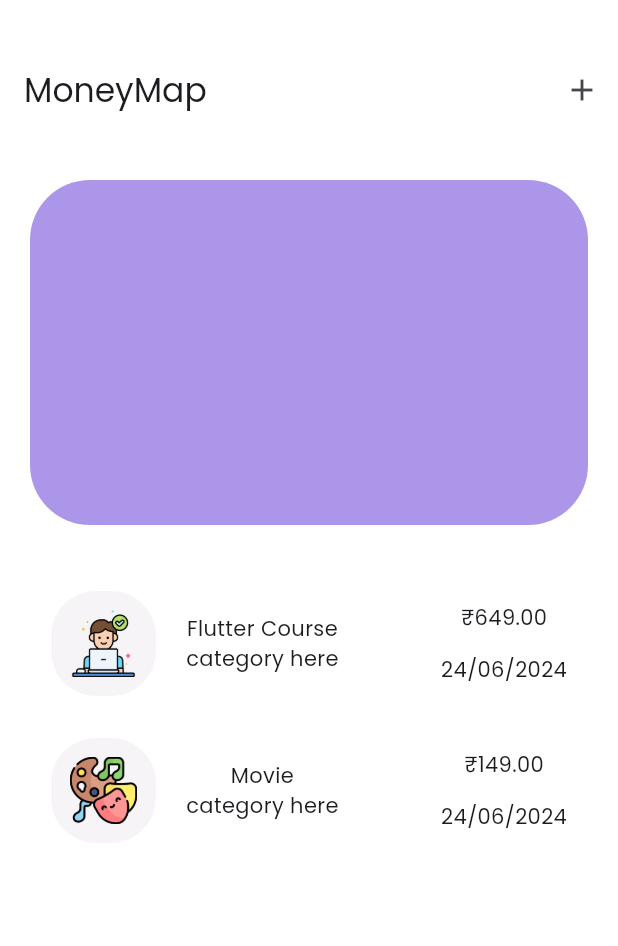
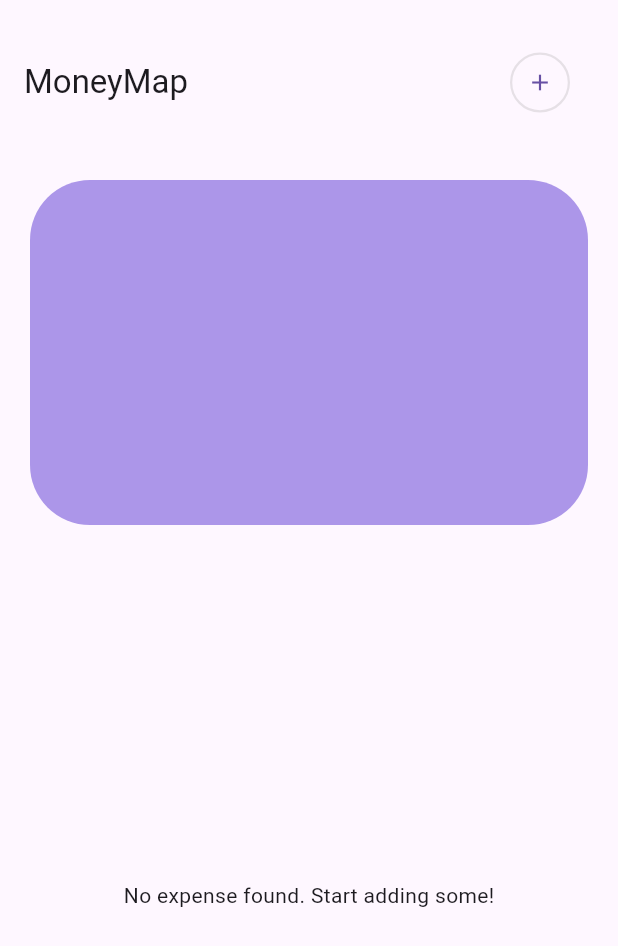
Before and after one commit to AbhishekPal634/expense_tracker, a Flutter app: the screen it shows after launch, on a phone screen of 412 x 824 dp. Shown: the top 946 px of the screen. Run offline on Flutter 3.47's test engine with Material 3 defaults, Android fonts, the phone set to English and light mode, and no system bars.

Commit message:
added all functionalities

```diff
--- a/lib/screens/expense_overlay.dart
+++ b/lib/screens/expense_overlay.dart
@@ -107,7 +107,7 @@ class _ExpenseOverlayState extends State<ExpenseOverlay> {
   @override
   Widget build(BuildContext context) {
     return Padding(
-      padding: const EdgeInsets.fromLTRB(30, 40, 30, 15),
+      padding: const EdgeInsets.symmetric(horizontal: 30, vertical: 15),
       child: Column(
         children: [
           IconButton(
--- a/lib/screens/home_page.dart
+++ b/lib/screens/home_page.dart
@@ -11,25 +11,34 @@ class HomePage extends StatefulWidget {
 }
 
 class _HomePageState extends State<HomePage> {
-  final List<Expense> _registeredExpense = [
-    Expense(
-      title: 'Flutter Course',
-      amount: 649,
-      category: Category.work,
-      date: DateTime.now(),
-    ),
-    Expense(
-      title: 'Movie',
-      amount: 149,
-      category: Category.leisure,
-      date: DateTime.now(),
-    ),
-  ];
+  final List<Expense> _registeredExpense = [];
 
   void _addExpense(Expense expense) {
     setState(() {
       _registeredExpense.add(expense);
     });
+  }
+
+  void _removeExpense(Expense expense) {
+    final expenseIndex = _registeredExpense.indexOf(expense);
+    setState(() {
+      _registeredExpense.remove(expense);
+    });
+    ScaffoldMessenger.of(context).clearSnackBars();
+    ScaffoldMessenger.of(context).showSnackBar(
+      SnackBar(
+        duration: const Duration(seconds: 3),
+        content: const Text('Expense deleted'),
+        action: SnackBarAction(
+          label: 'Undo',
+          onPressed: () {
+            setState(() {
+              _registeredExpense.insert(expenseIndex, expense);
+            });
+          },
+        ),
+      ),
+    );
   }
 
   void _openAddExpenseOverlay() {
@@ -38,7 +47,7 @@ class _HomePageState extends State<HomePage> {
       isScrollControlled: true,
       context: context,
       builder: (ctx) => FractionallySizedBox(
-        heightFactor: 0.85,
+        heightFactor: 0.8,
         child: ExpenseOverlay(
           onAddExpense: _addExpense,
         ),
@@ -48,21 +57,39 @@ class _HomePageState extends State<HomePage> {
 
   @override
   Widget build(BuildContext context) {
+    Widget mainContent = const Center(
+      child: Text('No expense found. Start adding some!'),
+    );
+
+    if (_registeredExpense.isNotEmpty) {
+      mainContent = ExpenseList(
+        addExpenses: _registeredExpense,
+        removeExpenses: _removeExpense,
+      );
+    }
+
     return Scaffold(
-      backgroundColor: Colors.white,
       appBar: AppBar(
         title: const Text('MoneyMap'),
-        backgroundColor: Colors.white,
-        toolbarHeight: 120,
+        toolbarHeight: 110,
         actions: [
-          IconButton(
-            onPressed: _openAddExpenseOverlay,
-            icon: const Icon(Icons.add),
+          Padding(
+            padding: const EdgeInsets.fromLTRB(0, 0, 20, 0),
+            child: OutlinedButton(
+              onPressed: _openAddExpenseOverlay,
+              style: OutlinedButton.styleFrom(
+                shape: const CircleBorder(),
+                padding: const EdgeInsets.all(10),
+                side: const BorderSide(
+                    color: Color.fromARGB(65, 158, 158, 158), width: 1.5),
+              ),
+              child: const Icon(Icons.add),
+            ),
           ),
         ],
       ),
       body: Padding(
-        padding: const EdgeInsets.symmetric(horizontal: 20),
+        padding: const EdgeInsets.symmetric(horizontal: 20, vertical: 10),
         child: Column(
           children: [
             // const Text('Chart'),
@@ -77,7 +104,7 @@ class _HomePageState extends State<HomePage> {
               height: 30,
             ),
             Expanded(
-              child: ExpenseList(expenses: _registeredExpense),
+              child: mainContent,
             ),
           ],
         ),
--- a/lib/screens/widgets/expense_list.dart
+++ b/lib/screens/widgets/expense_list.dart
@@ -3,15 +3,22 @@ import 'package:expense_tracker/screens/widgets/expense_card.dart';
 import 'package:flutter/material.dart';
 
 class ExpenseList extends StatelessWidget {
-  const ExpenseList({required this.expenses, super.key});
+  const ExpenseList({required this.addExpenses,  required this.removeExpenses, super.key});
 
-  final List<Expense> expenses;
+  final List<Expense> addExpenses;
+  final void Function(Expense expense) removeExpenses;
 
   @override
   Widget build(BuildContext context) {
     return ListView.builder(
-      itemCount: expenses.length,
-      itemBuilder: (context, index) => ExpenseCard(expense: expenses[index]),
+      itemCount: addExpenses.length,
+      itemBuilder: (context, index) => Dismissible(
+        key: ValueKey(addExpenses[index]),
+        onDismissed: (direction) {
+          removeExpenses(addExpenses[index]);
+        },
+        child: ExpenseCard(expense: addExpenses[index]),
+      ),
     );
   }
 }
```
Also changed, not shown: lib/main.dart (+4 -6 lines), 1 other file.
